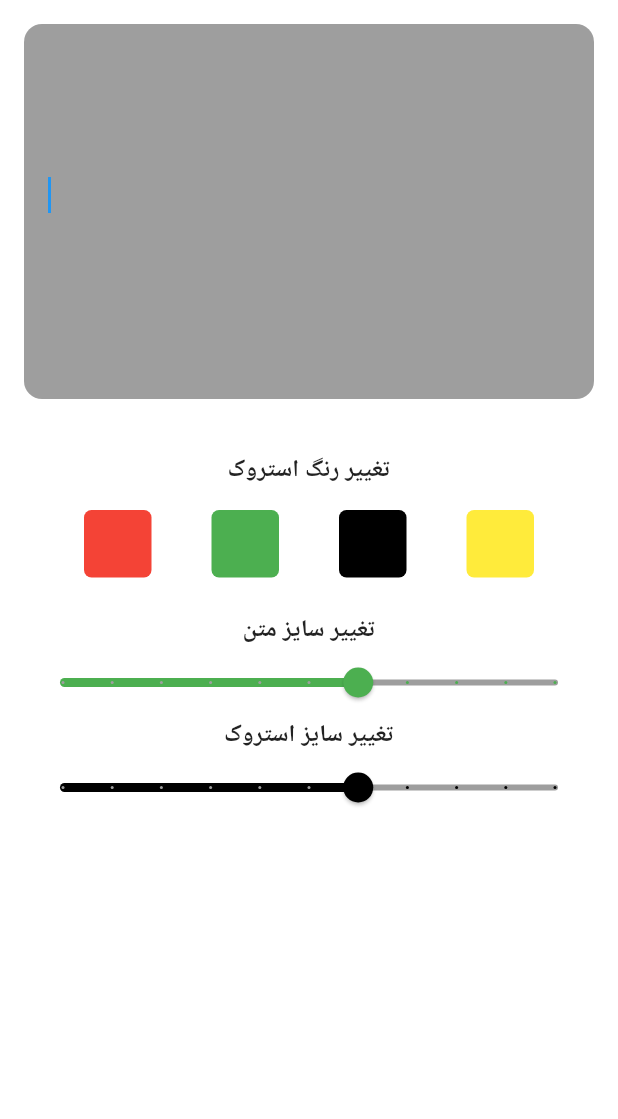
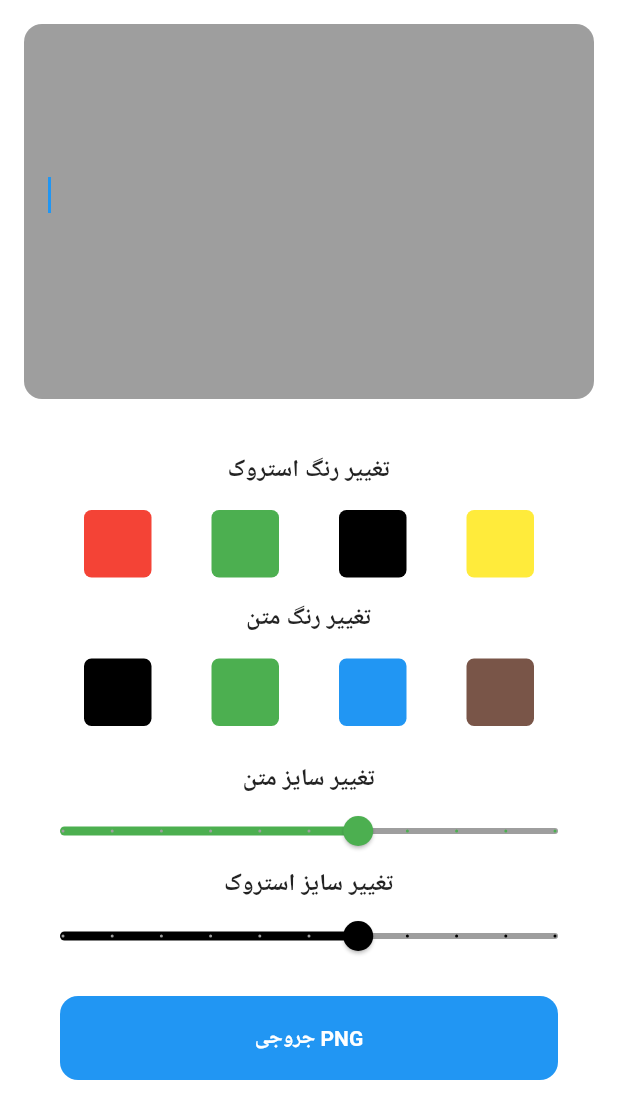
Before and after one commit to HamiidrezaRamezani/textfield-stroke, a Flutter app: the screen it shows after launch, on a phone screen of 412 x 824 dp. Shown: the top 1119 px of the screen. Run offline on Flutter 3.47's test engine with Material 2 defaults, Android fonts, the phone set to English and light mode, and no system bars; our stand-ins replace share_plus; missing offline and left inert: widgets_to_image.

Commit message:
feat: add share and get PNG export and change color of text

```diff
--- a/lib/main.dart
+++ b/lib/main.dart
@@ -1,4 +1,9 @@
+import 'dart:io';
+
 import 'package:flutter/material.dart';
+import 'package:path_provider/path_provider.dart';
+import 'package:share_plus/share_plus.dart';
+import 'package:widgets_to_image/widgets_to_image.dart';
 
 void main() {
   runApp(const MyApp());
@@ -44,12 +49,26 @@ class _HomeState extends State<Home> {
 
   FocusNode focusNode = FocusNode();
 
-  List<Color> colors = [Colors.red, Colors.green, Colors.black, Colors.yellow];
+  List<Color> colorsStroke = [
+    Colors.red,
+    Colors.green,
+    Colors.black,
+    Colors.yellow
+  ];
+  List<Color> colorsText = [
+    Colors.black,
+    Colors.green,
+    Colors.blue,
+    Colors.brown
+  ];
 
-  int selectedColor = 0;
+  int selectedColorStroke = 0;
+  int selectedColorText = 0;
 
   int _valueOfTextSize = 24;
   int _valueOfTextStroke = 5;
+
+  WidgetsToImageController widgetsToImageController = WidgetsToImageController();
 
   @override
   Widget build(BuildContext context) {
@@ -99,6 +118,8 @@ class _HomeState extends State<Home> {
                                               ? 0.0
                                               : -25.0)),
                                 ),
+                                WidgetsToImage(controller: widgetsToImageController, child: Stack(
+                                  children: [
                                     Text(
                                       text,
                                       style: TextStyle(
@@ -107,16 +128,19 @@ class _HomeState extends State<Home> {
                                           ..style = PaintingStyle.stroke
                                           ..strokeWidth =
                                           _valueOfTextStroke.toDouble()
-                                      ..color = colors[selectedColor],
+                                          ..color =
+                                          colorsStroke[selectedColorStroke],
                                       ),
                                     ),
                                     Text(
                                       text,
                                       style: TextStyle(
                                         fontSize: _valueOfTextSize.toDouble(),
-                                    color: Colors.grey[300],
+                                        color: colorsText[selectedColorText],
                                       ),
                                     ),
+                                  ],
+                                ))
                               ],
                             ),
                           ],
@@ -140,11 +164,11 @@ class _HomeState extends State<Home> {
                 Row(
                   mainAxisAlignment: MainAxisAlignment.spaceEvenly,
                   children: [
-                    for (var i = 0; i < colors.length; i++)
+                    for (var i = 0; i < colorsStroke.length; i++)
                       InkWell(
                         onTap: () {
                           setState(() {
-                            selectedColor = i;
+                            selectedColorStroke = i;
                           });
                         },
                         child: Container(
@@ -153,7 +177,44 @@ class _HomeState extends State<Home> {
                           decoration: BoxDecoration(
                               borderRadius:
                                   const BorderRadius.all(Radius.circular(5.0)),
-                              color: colors[i]),
+                              color: colorsStroke[i]),
+                        ),
+                      )
+                  ],
+                ),
+                const SizedBox(
+                  height: 16.0,
+                ),
+                Row(
+                  mainAxisAlignment: MainAxisAlignment.center,
+                  children: const [
+                    Text(
+                      'تغییر رنگ متن',
+                      style: TextStyle(
+                          fontWeight: FontWeight.bold, fontSize: 16.0),
+                    )
+                  ],
+                ),
+                const SizedBox(
+                  height: 16.0,
+                ),
+                Row(
+                  mainAxisAlignment: MainAxisAlignment.spaceEvenly,
+                  children: [
+                    for (var i = 0; i < colorsText.length; i++)
+                      InkWell(
+                        onTap: () {
+                          setState(() {
+                            selectedColorText = i;
+                          });
+                        },
+                        child: Container(
+                          height: 45.0,
+                          width: 45.0,
+                          decoration: BoxDecoration(
+                              borderRadius:
+                                  const BorderRadius.all(Radius.circular(5.0)),
+                              color: colorsText[i]),
                         ),
                       )
                   ],
@@ -204,7 +265,33 @@ class _HomeState extends State<Home> {
                       setState(() {
                         _valueOfTextStroke = newValue.round();
                       });
-                    })
+                    }),
+                const SizedBox(
+                  height: 16.0,
+                ),
+                InkWell(
+                  onTap: ()async{
+                    var image = await widgetsToImageController.capture();
+                    if (image != null) {
+                      _createLevelFile(image);
+                    }
+                  },
+                  child: Container(
+                    height: 56.0,
+                    margin: const EdgeInsets.only(left: 24.0, right: 24.0),
+                    decoration: const BoxDecoration(
+                      color: Colors.blue,
+                      borderRadius: BorderRadius.all(Radius.circular(12.0)),
+                    ),
+                    child: const Center(
+                      child: Text(
+                        'جروجی PNG',
+                        style: TextStyle(
+                            color: Colors.white, fontWeight: FontWeight.bold),
+                      ),
+                    ),
+                  ),
+                )
               ],
             )));
   }
@@ -216,4 +303,16 @@ class _HomeState extends State<Home> {
       focusNode.requestFocus();
     }
   }
+
+  Future<File?> _createLevelFile(image) async {
+    Directory appDocDir = await getApplicationDocumentsDirectory();
+    String appDocPath = appDocDir.path;
+    File file = File("$appDocPath/hafez.png");
+    await file.create(recursive: true);
+    await file.writeAsBytes(image);
+    print(appDocPath);
+    await Share.shareFiles(['$appDocPath/hafez.png']);
+    return null;
   }
+
+}
--- a/pubspec.yaml
+++ b/pubspec.yaml
@@ -30,8 +30,9 @@ environment:
 dependencies:
   flutter:
     sdk: flutter
-
-
+  path_provider: ^2.0.15
+  share_plus: ^7.0.0
+  widgets_to_image: ^0.0.2
   # The following adds the Cupertino Icons font to your application.
   # Use with the CupertinoIcons class for iOS style icons.
   cupertino_icons: ^1.0.2
```
Also changed, not shown: pubspec.lock, 7 other files. Lines whose indentation alone changed are shown as unchanged.
